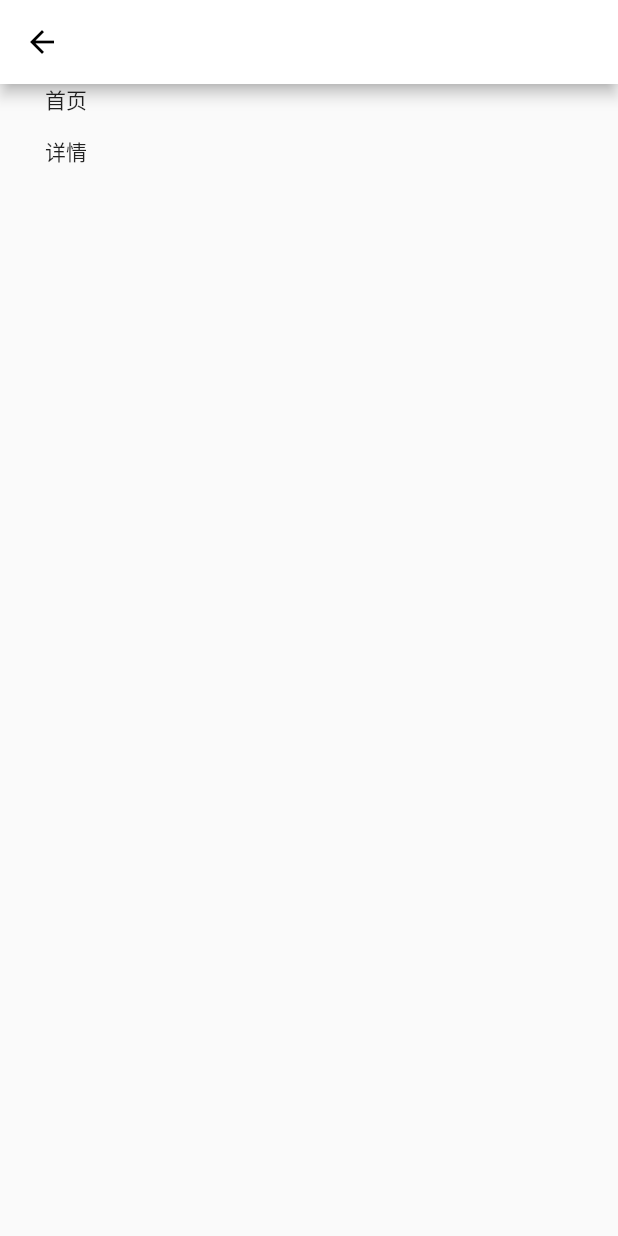
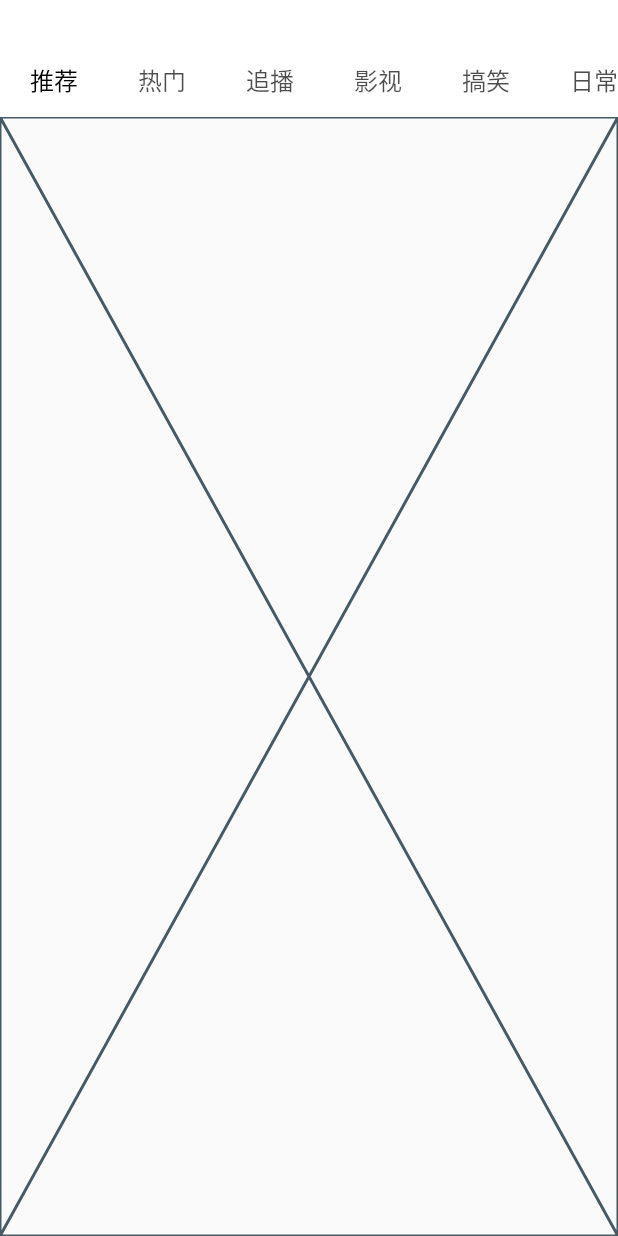
Before and after one commit to chaimHL/flutter_bilibili, a Flutter app: the HomePage screen opened directly, on a phone screen of 412 x 824 dp. Run offline on Flutter 3.47's test engine with Material 2 defaults, Android fonts, the phone set to English and light mode, and no system bars; our stand-ins replace dio, fluttertoast, shared_preferences; missing offline and left inert: underline_indicator; accounts and stored records are empty.

Commit message:
首页顶部tab

```diff
--- a/lib/page/home_page.dart
+++ b/lib/page/home_page.dart
@@ -1,7 +1,11 @@
 import 'package:flutter/material.dart';
 import 'package:lbluebook_logistics/navigator/lb_navigator.dart';
+import 'package:lbluebook_logistics/page/home_tab_page.dart';
+import 'package:underline_indicator/underline_indicator.dart';
 
 import '../model/video_model.dart';
+import '../util/color.dart';
+import '../util/font.dart';
 
 class HomePage extends StatefulWidget {
   const HomePage({super.key});
@@ -11,11 +15,14 @@ class HomePage extends StatefulWidget {
 }
 
 class _HomePageState extends State<HomePage>
-    with AutomaticKeepAliveClientMixin {
+    with AutomaticKeepAliveClientMixin, TickerProviderStateMixin {
   var listener;
+  late TabController _controller;
+  var tabs = ['推荐', '热门', '追播', '影视', '搞笑', '日常'];
   @override
   void initState() {
     super.initState();
+    _controller = TabController(length: tabs.length, vsync: this);
     LbNavigator.getInstance().addListener(listener = (current, pre) {
       print('首页监听:current:${current.page}');
       print('首页监听:pre:${pre.page}');
@@ -36,16 +43,19 @@ class _HomePageState extends State<HomePage>
   @override
   Widget build(BuildContext context) {
     return Scaffold(
-      appBar: AppBar(),
       body: Column(
         children: [
-          const Text('首页'),
-          MaterialButton(
-            onPressed: () {
-              LbNavigator.getInstance().onJumpTo(RouteStatus.detail,
-                  args: {'videoMo': VideoModel(100)});
-            },
-            child: const Text('详情'),
+          Container(
+            color: Colors.white,
+            padding: const EdgeInsets.only(top: 30),
+            child: _tabBar(),
+          ),
+          Flexible(
+            child: TabBarView(
+                controller: _controller,
+                children: tabs.map((tab) {
+                  return HomeTabPage(name: tab);
+                }).toList()),
           )
         ],
       ),
@@ -54,4 +64,26 @@ class _HomePageState extends State<HomePage>
 
   @override
   bool get wantKeepAlive => true;
+
+  _tabBar() {
+    return TabBar(
+        controller: _controller,
+        isScrollable: true,
+        labelColor: Colors.black,
+        indicator: const UnderlineIndicator(
+            strokeCap: StrokeCap.round,
+            borderSide: BorderSide(color: ColorPrimary, width: 3),
+            insets: EdgeInsets.only(left: 16, right: 16)),
+        tabs: tabs.map<Tab>((tab) {
+          return Tab(
+            child: Padding(
+              padding: const EdgeInsets.only(left: 4, right: 4),
+              child: Text(
+                tab,
+                style: const TextStyle(fontSize: FontSizeDefalut),
+              ),
+            ),
+          );
+        }).toList());
+  }
 }
--- /dev/null
+++ b/lib/page/home_tab_page.dart
@@ -0,0 +1,16 @@
+import 'package:flutter/material.dart';
+
+class HomeTabPage extends StatefulWidget {
+  final String name;
+  const HomeTabPage({Key? key, required this.name}) : super(key: key);
+
+  @override
+  State<HomeTabPage> createState() => _HomeTabPageState();
+}
+
+class _HomeTabPageState extends State<HomeTabPage> {
+  @override
+  Widget build(BuildContext context) {
+    return const Placeholder();
+  }
+}
--- a/pubspec.yaml
+++ b/pubspec.yaml
@@ -39,6 +39,7 @@ dependencies:
   dio: ^4.0.6
   shared_preferences: ^2.0.15
   fluttertoast: ^8.1.2
+  underline_indicator: ^0.0.4
 
 dev_dependencies:
   flutter_test:
```
Also changed, not shown: pubspec.lock.
